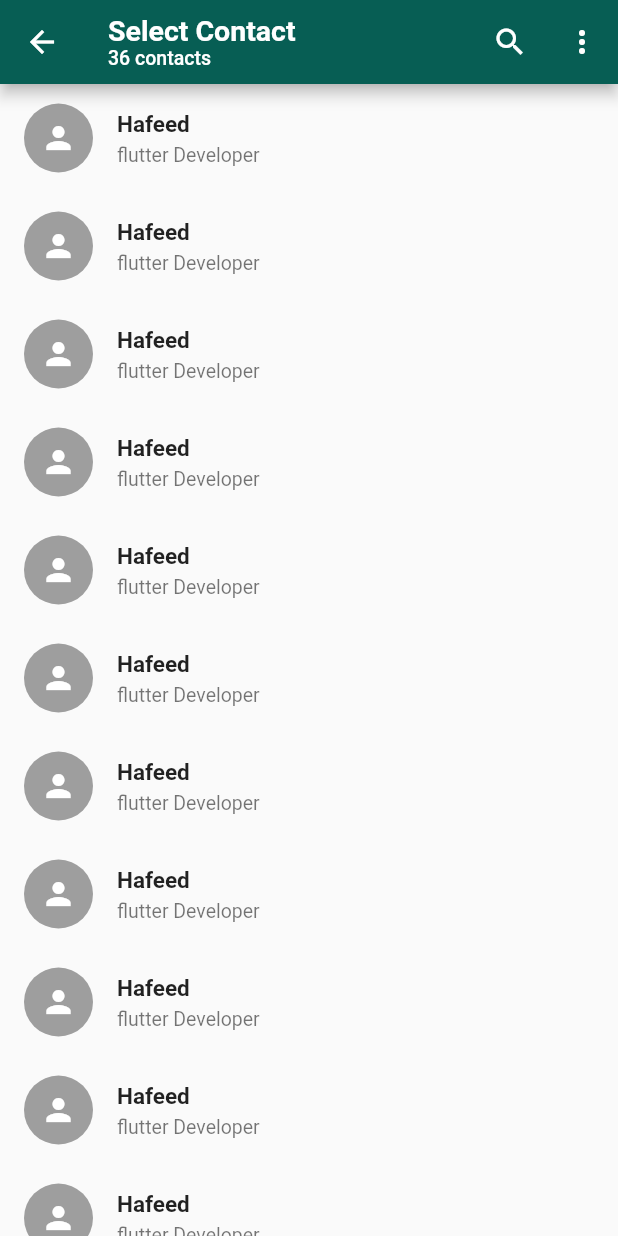
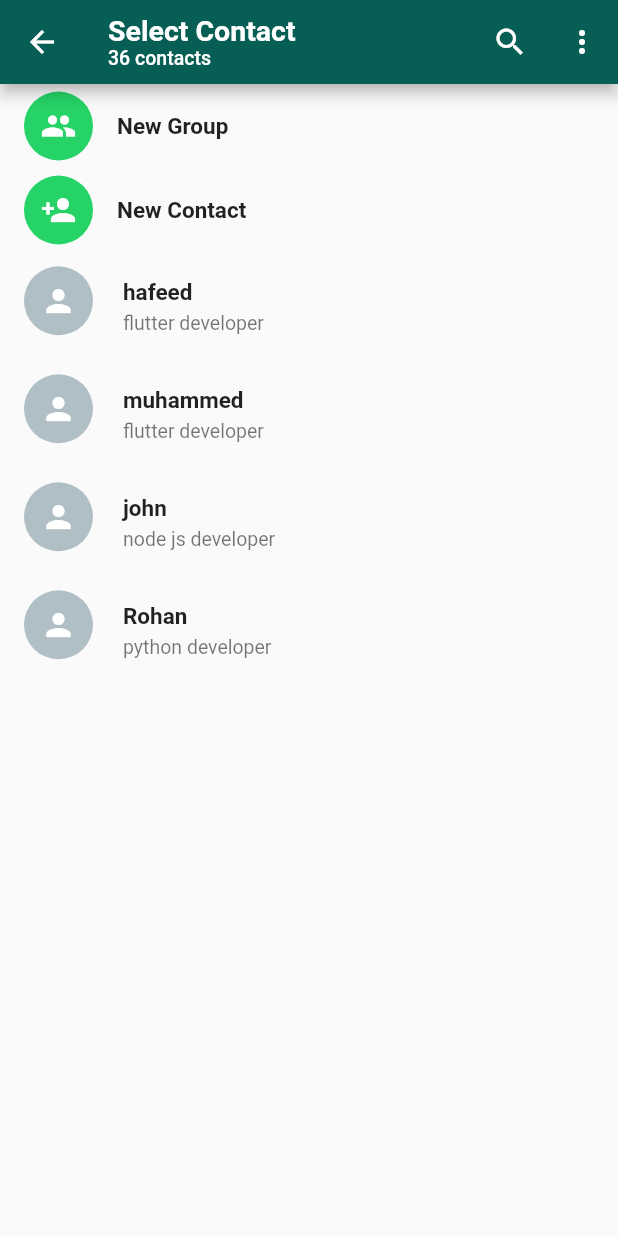
Before and after one commit to Hafeedpkl/whatsapp_clone, a Flutter app: the Selectcontact screen opened directly, on a phone screen of 412 x 824 dp. Run offline on Flutter 3.47's test engine with Material 2 defaults, Android fonts, the phone set to English and light mode, and no system bars; our stand-ins replace emoji_picker_flutter, google_fonts.

Commit message:
adding group mambers

```diff
--- a/lib/model/chat_model.dart
+++ b/lib/model/chat_model.dart
@@ -5,12 +5,13 @@ class ChatModel {
   String? time;
   String? currentMessage;
   String? status;
-
+  bool? select = false;
   ChatModel(
       {this.name,
       this.icon,
       this.isGroup,
       this.time,
       this.currentMessage,
-      this.status});
+      this.status,
+      this.select});
 }
--- /dev/null
+++ b/lib/ui/custom_ui/button_card.dart
@@ -0,0 +1,24 @@
+import 'package:flutter/material.dart';
+
+class ButtonCard extends StatelessWidget {
+  const ButtonCard({super.key, required this.name, required this.icon});
+  final String name;
+  final IconData icon;
+  @override
+  Widget build(BuildContext context) {
+    return ListTile(
+      leading: CircleAvatar(
+        backgroundColor: const Color(0xFF25d366),
+        radius: 23,
+        child: Icon(
+          icon,
+          color: Colors.white,
+        ),
+      ),
+      title: Text(
+        name,
+        style: TextStyle(fontWeight: FontWeight.bold, fontSize: 15),
+      ),
+    );
+  }
+}
--- a/lib/ui/custom_ui/contact_card.dart
+++ b/lib/ui/custom_ui/contact_card.dart
@@ -1,26 +1,49 @@
 import 'package:flutter/material.dart';
+import 'package:whatsapp_clone/model/chat_model.dart';
 
 class ContactCard extends StatelessWidget {
-  const ContactCard({super.key});
-
+  const ContactCard({super.key, required this.contact});
+  final ChatModel contact;
   @override
   Widget build(BuildContext context) {
-    return  ListTile(
-      onTap: () {},
-      leading: const CircleAvatar(
-        backgroundColor: Colors.grey,
-        radius: 23,
-        child: Icon(
-          Icons.person,
-          color: Colors.white,
+    return ListTile(
+      leading: Container(
+        height: 53,
+        width: 50,
+        child: Stack(
+          children: [
+            CircleAvatar(
+              backgroundColor: Colors.blueGrey[200],
+              radius: 23,
+              child: Icon(
+                Icons.person,
+                color: Colors.white,
+              ),
+            ),
+            contact.select == true
+                ? Positioned(
+                    bottom: 4,
+                    right: 5,
+                    child: CircleAvatar(
+                      backgroundColor: Colors.teal,
+                      radius: 11,
+                      child: Icon(
+                        Icons.check,
+                        color: Colors.white,
+                        size: 18,
+                      ),
+                    ),
+                  )
+                : SizedBox()
+          ],
         ),
       ),
       title: Text(
-        'Hafeed',
+        contact.name.toString(),
         style: TextStyle(fontWeight: FontWeight.bold, fontSize: 15),
       ),
       subtitle: Text(
-        'flutter Developer',
+        '${contact.status}',
         style: TextStyle(fontSize: 13),
       ),
     );
--- a/lib/ui/views/select_contact/select_contact.dart
+++ b/lib/ui/views/select_contact/select_contact.dart
@@ -1,7 +1,9 @@
 import 'package:flutter/material.dart';
-import 'package:flutter/src/widgets/framework.dart';
-import 'package:flutter/src/widgets/placeholder.dart';
+import 'package:whatsapp_clone/model/chat_model.dart';
+import 'package:whatsapp_clone/ui/custom_ui/button_card.dart';
 import 'package:whatsapp_clone/ui/custom_ui/contact_card.dart';
+
+import '../create_group/create_group.dart';
 
 class Selectcontact extends StatefulWidget {
   const Selectcontact({super.key});
@@ -13,6 +15,12 @@ class Selectcontact extends StatefulWidget {
 class _SelectcontactState extends State<Selectcontact> {
   @override
   Widget build(BuildContext context) {
+    List<ChatModel> contacts = [
+      ChatModel(name: "hafeed", status: 'flutter developer'),
+      ChatModel(name: "muhammed", status: 'flutter developer'),
+      ChatModel(name: "john", status: 'node js developer'),
+      ChatModel(name: "Rohan", status: 'python developer'),
+    ];
     return Scaffold(
       appBar: AppBar(
         backgroundColor: const Color(0xFF075E54),
@@ -58,8 +66,32 @@ class _SelectcontactState extends State<Selectcontact> {
         ],
       ),
       body: ListView.builder(
-        itemBuilder: (context, index) => ContactCard(),
-        itemCount: 20,
+        itemBuilder: (context, index) {
+          if (index == 0) {
+            return InkWell(
+              onTap: () {
+                Navigator.push(
+                    context,
+                    MaterialPageRoute(
+                      builder: (context) => CreateGroup(),
+                    ));
+              },
+              child: ButtonCard(
+                icon: Icons.group,
+                name: 'New Group',
+              ),
+            );
+          } else if (index == 1) {
+            return ButtonCard(
+              icon: Icons.person_add,
+              name: 'New Contact',
+            );
+          }
+          return ContactCard(
+            contact: contacts[index - 2],
+          );
+        },
+        itemCount: contacts.length + 2,
       ),
     );
   }
```
Also changed, not shown: lib/ui/custom_ui/avatar_card.dart (added, +51 -0 lines), lib/ui/views/create_group/create_group.dart (added, +111 -0 lines).
